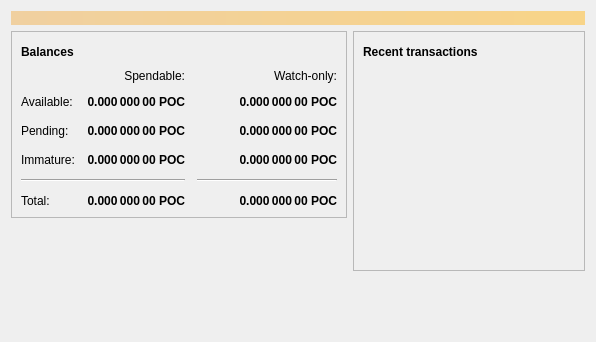
The window that src/qt/forms/overviewpage.ui (pocketnetteam/pocketnet.core) describes before a commit, drawn with Qt 5.
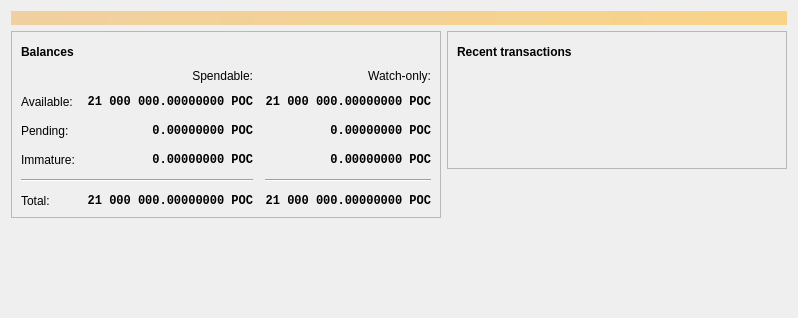
The same window after the commit. Icons and pictures are not drawn. Custom widgets are drawn as their Qt base class.

Patch:
```diff
--- a/src/qt/forms/overviewpage.ui
+++ b/src/qt/forms/overviewpage.ui
@@ -6,8 +6,8 @@
    <rect>
     <x>0</x>
     <y>0</y>
-    <width>596</width>
-    <height>342</height>
+    <width>798</width>
+    <height>318</height>
    </rect>
   </property>
   <property name="windowTitle">
@@ -118,6 +118,7 @@
              <widget class="QLabel" name="labelWatchPending">
               <property name="font">
                <font>
+                <family>Monospace</family>
                 <weight>75</weight>
                 <bold>true</bold>
                </font>
@@ -129,7 +130,7 @@
                <string>Unconfirmed transactions to watch-only addresses</string>
               </property>
               <property name="text">
-               <string notr="true">0.000 000 00 POC</string>
+               <string notr="true">0.00000000 POC</string>
               </property>
               <property name="alignment">
                <set>Qt::AlignRight|Qt::AlignTrailing|Qt::AlignVCenter</set>
@@ -143,6 +144,7 @@
              <widget class="QLabel" name="labelUnconfirmed">
               <property name="font">
                <font>
+                <family>Monospace</family>
                 <weight>75</weight>
                 <bold>true</bold>
                </font>
@@ -154,7 +156,7 @@
                <string>Total of transactions that have yet to be confirmed, and do not yet count toward the spendable balance</string>
               </property>
               <property name="text">
-               <string notr="true">0.000 000 00 POC</string>
+               <string notr="true">0.00000000 POC</string>
               </property>
               <property name="alignment">
                <set>Qt::AlignRight|Qt::AlignTrailing|Qt::AlignVCenter</set>
@@ -168,6 +170,7 @@
              <widget class="QLabel" name="labelWatchImmature">
               <property name="font">
                <font>
+                <family>Monospace</family>
                 <weight>75</weight>
                 <bold>true</bold>
                </font>
@@ -179,7 +182,7 @@
                <string>Mined balance in watch-only addresses that has not yet matured</string>
               </property>
               <property name="text">
-               <string notr="true">0.000 000 00 POC</string>
+               <string notr="true">0.00000000 POC</string>
               </property>
               <property name="alignment">
                <set>Qt::AlignRight|Qt::AlignTrailing|Qt::AlignVCenter</set>
@@ -226,6 +229,7 @@
              <widget class="QLabel" name="labelImmature">
               <property name="font">
                <font>
+                <family>Monospace</family>
                 <weight>75</weight>
                 <bold>true</bold>
                </font>
@@ -237,7 +241,7 @@
                <string>Mined balance that has not yet matured</string>
               </property>
               <property name="text">
-               <string notr="true">0.000 000 00 POC</string>
+               <string notr="true">0.00000000 POC</string>
               </property>
               <property name="alignment">
                <set>Qt::AlignRight|Qt::AlignTrailing|Qt::AlignVCenter</set>
@@ -271,6 +275,7 @@
              <widget class="QLabel" name="labelTotal">
               <property name="font">
                <font>
+                <family>Monospace</family>
                 <weight>75</weight>
                 <bold>true</bold>
                </font>
@@ -282,7 +287,7 @@
                <string>Your current total balance</string>
               </property>
               <property name="text">
-               <string notr="true">0.000 000 00 POC</string>
+               <string notr="true">21 000 000.00000000 POC</string>
               </property>
               <property name="alignment">
                <set>Qt::AlignRight|Qt::AlignTrailing|Qt::AlignVCenter</set>
@@ -296,6 +301,7 @@
              <widget class="QLabel" name="labelWatchTotal">
               <property name="font">
                <font>
+                <family>Monospace</family>
                 <weight>75</weight>
                 <bold>true</bold>
                </font>
@@ -307,7 +313,7 @@
                <string>Current total balance in watch-only addresses</string>
               </property>
               <property name="text">
-               <string notr="true">0.000 000 00 POC</string>
+               <string notr="true">21 000 000.00000000 POC</string>
               </property>
               <property name="alignment">
                <set>Qt::AlignRight|Qt::AlignTrailing|Qt::AlignVCenter</set>
@@ -338,6 +344,7 @@
              <widget class="QLabel" name="labelBalance">
               <property name="font">
                <font>
+                <family>Monospace</family>
                 <weight>75</weight>
                 <bold>true</bold>
                </font>
@@ -349,7 +356,7 @@
                <string>Your current spendable balance</string>
               </property>
               <property name="text">
-               <string notr="true">0.000 000 00 POC</string>
+               <string notr="true">21 000 000.00000000 POC</string>
               </property>
               <property name="alignment">
                <set>Qt::AlignRight|Qt::AlignTrailing|Qt::AlignVCenter</set>
@@ -363,6 +370,7 @@
              <widget class="QLabel" name="labelWatchAvailable">
               <property name="font">
                <font>
+                <family>Monospace</family>
                 <weight>75</weight>
                 <bold>true</bold>
                </font>
@@ -374,7 +382,7 @@
                <string>Your current balance in watch-only addresses</string>
               </property>
               <property name="text">
-               <string notr="true">0.000 000 00 POC</string>
+               <string notr="true">21 000 000.00000000 POC</string>
               </property>
               <property name="alignment">
                <set>Qt::AlignRight|Qt::AlignTrailing|Qt::AlignVCenter</set>
@@ -509,6 +517,9 @@
             <property name="horizontalScrollBarPolicy">
              <enum>Qt::ScrollBarAlwaysOff</enum>
             </property>
+            <property name="sizeAdjustPolicy">
+             <enum>QAbstractScrollArea::AdjustToContents</enum>
+            </property>
             <property name="selectionMode">
              <enum>QAbstractItemView::NoSelection</enum>
             </property>
@@ -536,6 +547,13 @@
    </item>
   </layout>
  </widget>
+ <customwidgets>
+  <customwidget>
+   <class>TransactionOverviewWidget</class>
+   <extends>QListView</extends>
+   <header>qt/transactionoverviewwidget.h</header>
+  </customwidget>
+ </customwidgets>
  <resources/>
  <connections/>
 </ui>
```
Left out of the diff: 5 changed lines with no effect on the pictures.
